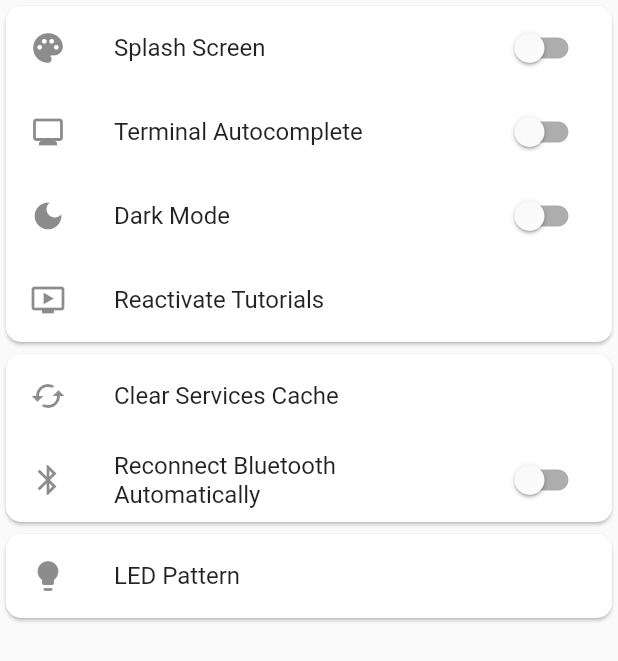
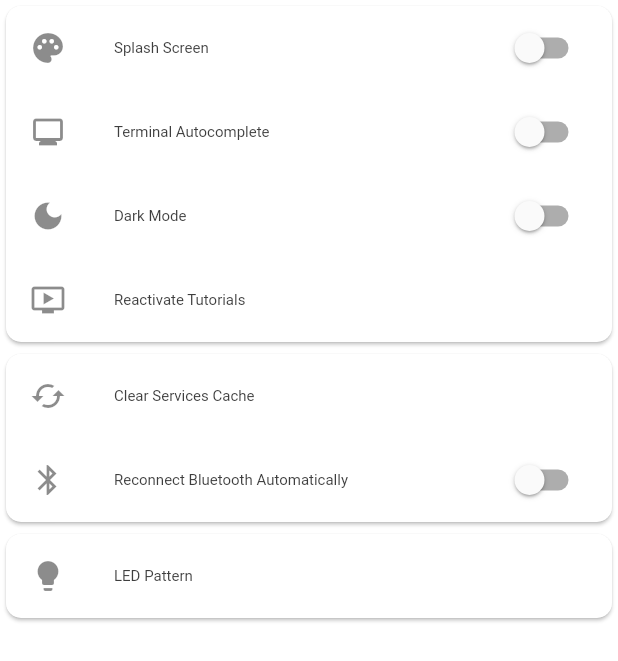
Before and after one commit to treehouses/flutter-ble-terminal, a Flutter app: the screen it shows after launch, item 4 of the bottom bar chosen, after a tap on "General", on a phone screen of 412 x 824 dp. Shown: the top 661 px of the screen. Run offline on Flutter 3.47's test engine with Material 2 defaults, Android fonts, the phone set to English and light mode, and no system bars; our stand-ins replace flutter_blue, shared_preferences.

Commit message:
fix theme issue

```diff
--- /dev/null
+++ b/lib/app/theme.dart
@@ -0,0 +1,110 @@
+import 'package:flutter/material.dart';
+import 'package:flutter/services.dart';
+
+class CustomTheme {
+  static const Color primaryColor = Colors.blue;
+  static const double symmetricHozPadding = 13.0;
+  static const Color lightGray = Color(0xFF707070);
+  static const Color darkGray = Color(0xFF3E3E3E);
+  static const Color primaryBgColorDark = Colors.black;
+
+  static const Color darkTextColor = Colors.white;
+  static const Color lightTextColor = Color(0xff3E3E3E);
+
+  static const Color lightIconColor = Colors.blue;
+  static const Color drawerButtonColor = Colors.blue;
+  static const Color lightBlue = Color(0xFF29ABE2);
+  static const Color lightBlack = Color(0xFF15181C);
+  static const Color darkBackgroundColor = Color(0xFF111111);
+
+  static ThemeData lightTheme() => ThemeData(
+    primaryColor: Colors.blue,
+    primaryColorDark: Colors.blue[700],
+    shadowColor: Colors.black,
+    bottomSheetTheme: BottomSheetThemeData(backgroundColor: Colors.white),
+    appBarTheme: AppBarTheme(
+      backgroundColor: Colors.white,
+      iconTheme: IconThemeData(
+        color: Colors.blue,
+      ),
+      brightness: Brightness.light,
+      systemOverlayStyle: SystemUiOverlayStyle.light,
+    ),
+    dividerColor: Colors.black,
+    backgroundColor: Colors.white,
+    scaffoldBackgroundColor: Colors.white,
+    iconTheme: IconThemeData(color: lightGray),
+    bottomAppBarColor: Colors.white,
+    buttonColor: Colors.white,
+    // fontFamily: fontFamily,
+    textTheme: TextTheme(
+      headline1: TextStyle(
+        color: lightTextColor,
+        fontWeight: FontWeight.bold,
+        fontSize: 24,
+      ),
+      headline2: TextStyle(
+          color: lightTextColor, fontWeight: FontWeight.bold, fontSize: 22),
+      headline3: TextStyle(
+          color: lightTextColor, fontWeight: FontWeight.bold, fontSize: 20),
+      headline4: TextStyle(fontSize: 18, color: lightTextColor),
+      headline5: TextStyle(color: lightTextColor, fontSize: 16),
+      headline6: TextStyle(
+        color: lightTextColor,
+        fontSize: 14,
+        fontWeight: FontWeight.w300,
+      ),
+      caption: TextStyle(color: lightTextColor, fontSize: 8),
+      subtitle2: TextStyle(color: lightTextColor, fontSize: 12),
+      subtitle1: TextStyle(color: lightTextColor, fontSize: 10),
+      button: TextStyle(color: lightTextColor, fontSize: 12),
+      bodyText1: TextStyle(fontSize: 12, color: lightTextColor),
+      bodyText2: TextStyle(fontSize: 10, color: lightTextColor),
+    ),
+  );
+
+  static ThemeData darkTheme() => ThemeData(
+    appBarTheme: AppBarTheme(
+      backgroundColor: Colors.black,
+      iconTheme: IconThemeData(
+        color: Colors.blue,
+      ),
+      brightness: Brightness.dark,
+      systemOverlayStyle: SystemUiOverlayStyle.dark,
+    ),
+    dividerColor: Colors.white,
+    primaryColor: Colors.blue,
+    primaryColorDark: Colors.blue[700],
+    bottomSheetTheme:
+    BottomSheetThemeData(backgroundColor: darkBackgroundColor),
+    shadowColor: Colors.white,
+    bottomAppBarColor: Color(0xff1F242B),
+    scaffoldBackgroundColor: darkBackgroundColor,
+    iconTheme: IconThemeData(color: Colors.white),
+    buttonColor: Colors.black,
+    textTheme: TextTheme(
+      headline1: TextStyle(
+        color: darkTextColor,
+        fontWeight: FontWeight.bold,
+        fontSize: 24,
+      ),
+      headline2: TextStyle(
+          color: darkTextColor, fontWeight: FontWeight.bold, fontSize: 22),
+      headline3: TextStyle(
+          color: darkTextColor, fontWeight: FontWeight.bold, fontSize: 20),
+      headline4: TextStyle(fontSize: 18, color: darkTextColor),
+      headline5: TextStyle(color: darkTextColor, fontSize: 16),
+      headline6: TextStyle(
+        color: darkTextColor,
+        fontSize: 14,
+        fontWeight: FontWeight.w300,
+      ),
+      caption: TextStyle(color: darkTextColor, fontSize: 8),
+      subtitle2: TextStyle(color: darkTextColor, fontSize: 12),
+      subtitle1: TextStyle(color: darkTextColor, fontSize: 10),
+      button: TextStyle(color: darkTextColor, fontSize: 12),
+      bodyText1: TextStyle(fontSize: 12, color: darkTextColor),
+      bodyText2: TextStyle(fontSize: 10, color: darkTextColor),
+    ),
+  );
+}
--- a/lib/main.dart
+++ b/lib/main.dart
@@ -4,7 +4,7 @@ import 'dart:math';
 
 import 'package:flutter/material.dart';
 import 'package:flutter_blue/flutter_blue.dart';
-import 'package:treehousesble/theme.dart';
+import 'package:treehousesble/app/theme.dart';
 import 'package:treehousesble/ui/home/screen/bluetooth_off_screen.dart';
 import 'package:treehousesble/ui/home/screen/device_screen.dart';
 import 'package:treehousesble/ui/home/screen/dashboard_screen.dart';
@@ -22,7 +22,10 @@ class FlutterBlueApp extends StatelessWidget {
   @override
   Widget build(BuildContext context) {
     return MaterialApp(
-      theme: treehousesTheme(),
+      theme: CustomTheme.lightTheme(
+      ),
+      darkTheme: CustomTheme.darkTheme(
+      ),
       home: StreamBuilder<BluetoothState>(
           stream: FlutterBlue.instance.state,
           initialData: BluetoothState.unknown,
--- a/lib/theme.dart
+++ /dev/null
@@ -1,7 +0,0 @@
-import 'package:flutter/material.dart';
-
-ThemeData treehousesTheme() {
-  return ThemeData(
-    //TODO: Customize app theme
-  );
-}
```
Also changed, not shown: pubspec.lock.
